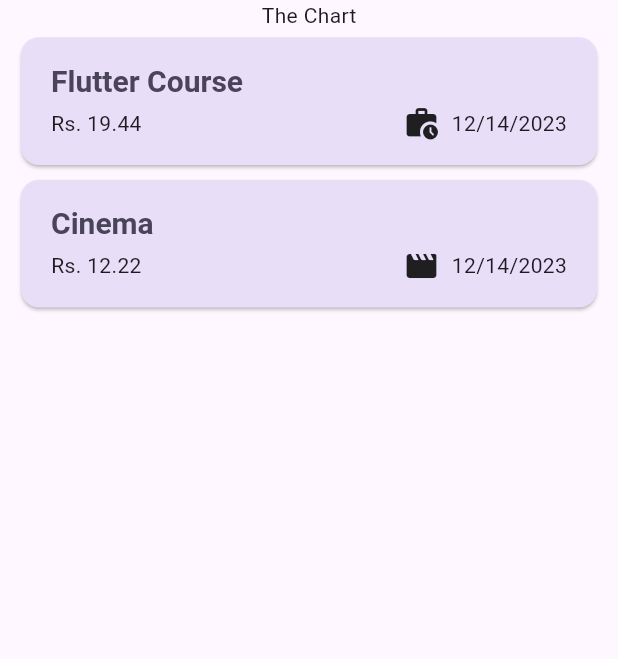
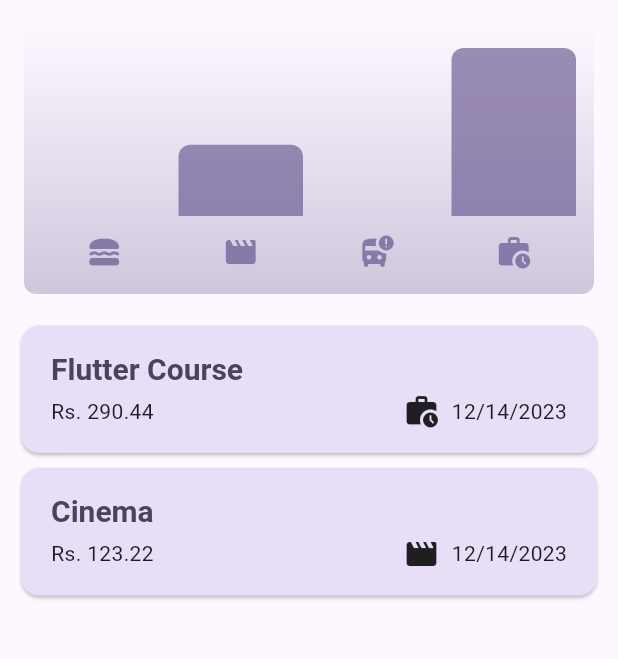
Before and after one commit to rn-byte/Expense-Tracker, a Flutter app: the screen it shows after launch, on a phone screen of 412 x 824 dp, the part 84-743 px from its top. Run offline on Flutter 3.47's test engine with Material 3 defaults, Android fonts, the phone set to English and light mode, and no system bars.

Commit message:
chart completed

```diff
--- a/lib/main.dart
+++ b/lib/main.dart
@@ -1,5 +1,5 @@
 import 'package:flutter/material.dart';
-import 'package:expense_tracker/models/widgets/expenses.dart';
+import 'package:expense_tracker/widgets/expenses.dart';
 
 var kCOlorScheme = ColorScheme.fromSeed(
   seedColor: const Color.fromARGB(255, 96, 59, 181),
--- /dev/null
+++ b/lib/widgets/chart/chart.dart
@@ -0,0 +1,95 @@
+import 'package:flutter/material.dart';
+
+import 'package:expense_tracker/widgets/chart/chart_bar.dart';
+import 'package:expense_tracker/models/expense.dart';
+
+class Chart extends StatelessWidget {
+  const Chart({super.key, required this.expenses});
+
+  final List<Expense> expenses;
+
+  List<ExpenseBucket> get buckets {
+    return [
+      ExpenseBucket.forCategory(expenses, Category.food),
+      ExpenseBucket.forCategory(expenses, Category.leisure),
+      ExpenseBucket.forCategory(expenses, Category.travel),
+      ExpenseBucket.forCategory(expenses, Category.work),
+    ];
+  }
+
+  double get maxTotalExpense {
+    double maxTotalExpense = 0;
+
+    for (final bucket in buckets) {
+      if (bucket.totalExpenses > maxTotalExpense) {
+        maxTotalExpense = bucket.totalExpenses;
+      }
+    }
+
+    return maxTotalExpense;
+  }
+
+  @override
+  Widget build(BuildContext context) {
+    final isDarkMode =
+        MediaQuery.of(context).platformBrightness == Brightness.dark;
+    return Container(
+      margin: const EdgeInsets.all(16),
+      padding: const EdgeInsets.symmetric(
+        vertical: 16,
+        horizontal: 8,
+      ),
+      width: double.infinity,
+      height: 180,
+      decoration: BoxDecoration(
+        borderRadius: BorderRadius.circular(8),
+        gradient: LinearGradient(
+          colors: [
+            Theme.of(context).colorScheme.primary.withOpacity(0.3),
+            Theme.of(context).colorScheme.primary.withOpacity(0.0)
+          ],
+          begin: Alignment.bottomCenter,
+          end: Alignment.topCenter,
+        ),
+      ),
+      child: Column(
+        children: [
+          Expanded(
+            child: Row(
+              crossAxisAlignment: CrossAxisAlignment.end,
+              children: [
+                for (final bucket in buckets) // alternative to map()
+                  ChartBar(
+                    fill: bucket.totalExpenses == 0
+                        ? 0
+                        : bucket.totalExpenses / maxTotalExpense,
+                  )
+              ],
+            ),
+          ),
+          const SizedBox(height: 12),
+          Row(
+            children: buckets
+                .map(
+                  (bucket) => Expanded(
+                    child: Padding(
+                      padding: const EdgeInsets.symmetric(horizontal: 4),
+                      child: Icon(
+                        categoryIcons[bucket.category],
+                        color: isDarkMode
+                            ? Theme.of(context).colorScheme.secondary
+                            : Theme.of(context)
+                                .colorScheme
+                                .primary
+                                .withOpacity(0.7),
+                      ),
+                    ),
+                  ),
+                )
+                .toList(),
+          )
+        ],
+      ),
+    );
+  }
+}
--- /dev/null
+++ b/lib/widgets/chart/chart_bar.dart
@@ -0,0 +1,34 @@
+import 'package:flutter/material.dart';
+
+class ChartBar extends StatelessWidget {
+  const ChartBar({
+    super.key,
+    required this.fill,
+  });
+
+  final double fill;
+
+  @override
+  Widget build(BuildContext context) {
+    final isDarkMode =
+        MediaQuery.of(context).platformBrightness == Brightness.dark;
+    return Expanded(
+      child: Padding(
+        padding: const EdgeInsets.symmetric(horizontal: 4),
+        child: FractionallySizedBox(
+          heightFactor: fill,
+          child: DecoratedBox(
+            decoration: BoxDecoration(
+              shape: BoxShape.rectangle,
+              borderRadius:
+                  const BorderRadius.vertical(top: Radius.circular(8)),
+              color: isDarkMode
+                  ? Theme.of(context).colorScheme.secondary
+                  : Theme.of(context).colorScheme.primary.withOpacity(0.65),
+            ),
+          ),
+        ),
+      ),
+    );
+  }
+}
--- a/lib/models/widgets/expenses.dart
+++ b/lib/widgets/expenses.dart
@@ -1,6 +1,7 @@
-import 'package:expense_tracker/models/widgets/expenses_list/expenses_list.dart';
+import 'package:expense_tracker/widgets/chart/chart.dart';
+import 'package:expense_tracker/widgets/expenses_list/expenses_list.dart';
 import 'package:expense_tracker/models/expense.dart';
-import 'package:expense_tracker/models/widgets/new_expense.dart';
+import 'package:expense_tracker/widgets/new_expense.dart';
 import 'package:flutter/material.dart';
 
 class Expenses extends StatefulWidget {
@@ -16,13 +17,13 @@ class _ExpensesState extends State<Expenses> {
   final List<Expense> _registeredExpense = [
     Expense(
       title: 'Flutter Course',
-      amount: 19.44,
+      amount: 290.44,
       date: DateTime.now(),
       category: Category.work,
     ),
     Expense(
       title: 'Cinema',
-      amount: 12.22,
+      amount: 123.22,
       date: DateTime.now(),
       category: Category.leisure,
     )
@@ -105,7 +106,7 @@ class _ExpensesState extends State<Expenses> {
       ),
       body: Column(
         children: [
-          const Text("The Chart"),
+          Chart(expenses: _registeredExpense),
           Expanded(
             child: mainContent,
           ),
--- a/lib/models/widgets/expenses_list/expenses_list.dart
+++ b/lib/widgets/expenses_list/expenses_list.dart
@@ -1,5 +1,5 @@
 import 'package:expense_tracker/models/expense.dart';
-import 'package:expense_tracker/models/widgets/expenses_list/expense_item.dart';
+import 'package:expense_tracker/widgets/expenses_list/expense_item.dart';
 import 'package:flutter/material.dart';
 
 class ExpensesList extends StatelessWidget {
```
Also changed, not shown: lib/models/widgets/chart/chart.dart (deleted), lib/models/widgets/chart/chart_bar.dart (deleted), lib/widgets/expenses_list/expense_item.dart (renamed from lib/models/widgets/expenses_list/expense_item.dart), lib/widgets/new_expense.dart (renamed from lib/models/widgets/new_expense.dart).
